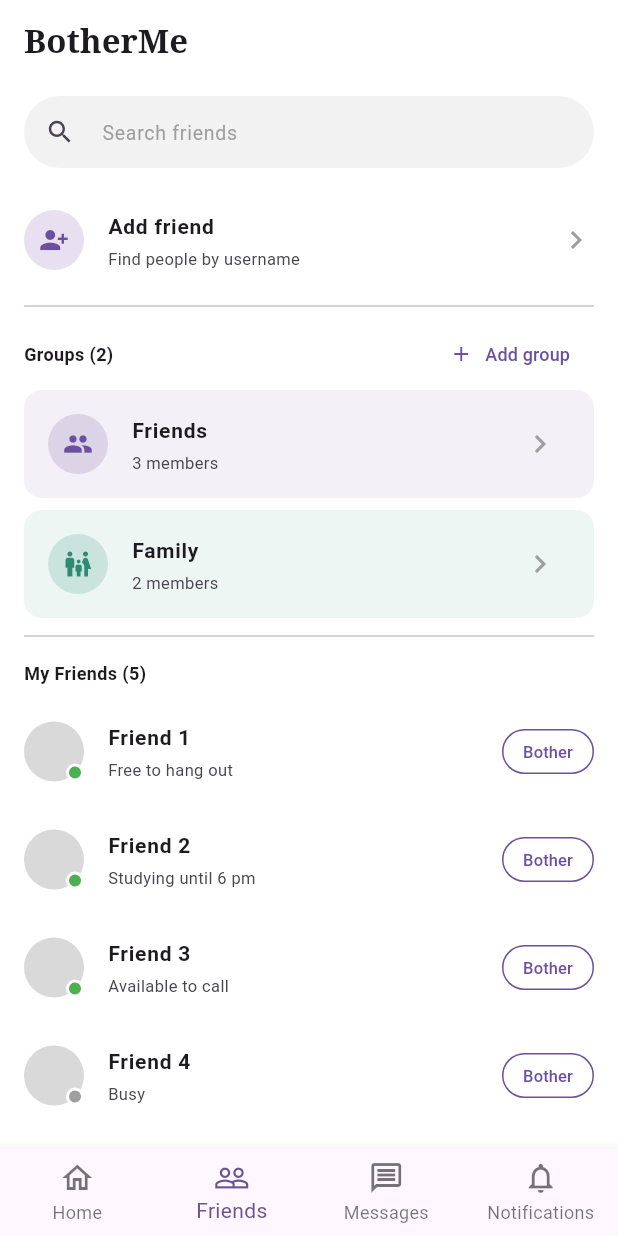
After one commit to botherme-cs222/botherme, a Flutter app: the FriendsList screen opened directly, on a phone screen of 412 x 824 dp. The commit adds this screen. Run offline on Flutter 3.47's test engine with Material 3 defaults, Android fonts, the phone set to English and light mode, and no system bars.

Commit message:
Add friends list page with groups and navigation functionality on friends list, notification, and messaging page

```diff
--- /dev/null
+++ b/bother_me/lib/pages/friends_list.dart
@@ -0,0 +1,250 @@
+import 'package:flutter/material.dart';
+import 'messages.dart';
+import 'notifications.dart';
+
+class Friend {
+  final String name;
+  final String status;
+  final bool online;
+
+  const Friend({required this.name, required this.status, this.online = false});
+}
+
+class Group {
+  final String name;
+  final int memberCount;
+  final IconData icon;
+  final Color color;
+
+  const Group({
+    required this.name,
+    required this.memberCount,
+    required this.icon,
+    required this.color,
+  });
+}
+
+class FriendsList extends StatelessWidget {
+  const FriendsList({super.key});
+
+  static const List<Friend> _friends = [
+    Friend(name: 'Friend 1', status: 'Free to hang out', online: true),
+    Friend(name: 'Friend 2', status: 'Studying until 6 pm', online: true),
+    Friend(name: 'Friend 3', status: 'Available to call', online: true),
+    Friend(name: 'Friend 4', status: 'Busy', online: false),
+    Friend(name: 'Friend 5', status: 'Last seen 1 day ago', online: false),
+  ];
+
+  static const List<Group> _groups = [
+    Group(
+      name: 'Friends',
+      memberCount: 3,
+      icon: Icons.people,
+      color: Color(0xFF6B4FA0),
+    ),
+    Group(
+      name: 'Family',
+      memberCount: 2,
+      icon: Icons.family_restroom,
+      color: Color(0xFF2E8B73),
+    ),
+  ];
+
+  @override
+  Widget build(BuildContext context) {
+    return Scaffold(
+      backgroundColor: Colors.white,
+      appBar: AppBar(
+        backgroundColor: Colors.white,
+        title: const Text(
+          'BotherMe',
+          style: TextStyle(fontFamily: 'serif', fontWeight: FontWeight.bold),
+        ),
+      ),
+      body: ListView(
+        padding: const EdgeInsets.symmetric(horizontal: 16),
+        children: [
+          const SizedBox(height: 8),
+
+          // Search bar
+          TextField(
+            decoration: InputDecoration(
+              hintText: 'Search friends',
+              hintStyle: const TextStyle(fontSize: 13, color: Colors.grey),
+              prefixIcon: const Icon(Icons.search, size: 20),
+              filled: true,
+              fillColor: const Color(0xFFF2F2F2),
+              contentPadding: const EdgeInsets.symmetric(vertical: 0),
+              border: OutlineInputBorder(
+                borderRadius: BorderRadius.circular(24),
+                borderSide: BorderSide.none,
+              ),
+            ),
+          ),
+          const SizedBox(height: 12),
+
+          // Add friend row (not functional yet)
+          ListTile(
+            contentPadding: EdgeInsets.zero,
+            leading: const CircleAvatar(
+              backgroundColor: Color(0xFFE8E0F0),
+              radius: 20,
+              child: Icon(Icons.person_add_alt_1, size: 20, color: Color(0xFF6B4FA0)),
+            ),
+            title: const Text(
+              'Add friend',
+              style: TextStyle(fontWeight: FontWeight.bold, fontSize: 14),
+            ),
+            subtitle: const Text('Find people by username', style: TextStyle(fontSize: 11)),
+            trailing: const Icon(Icons.chevron_right, color: Colors.grey),
+            onTap: () {},
+          ),
+          const Divider(),
+
+          // Groups header with Add group button (not functional yet)
+          Padding(
+            padding: const EdgeInsets.only(top: 4),
+            child: Row(
+              mainAxisAlignment: MainAxisAlignment.spaceBetween,
+              children: [
+                Text(
+                  'Groups (${_groups.length})',
+                  style: const TextStyle(fontWeight: FontWeight.bold, fontSize: 12),
+                ),
+                TextButton.icon(
+                  onPressed: () {},
+                  icon: const Icon(Icons.add, size: 16),
+                  label: const Text('Add group', style: TextStyle(fontSize: 12)),
+                  style: TextButton.styleFrom(
+                    foregroundColor: const Color(0xFF6B4FA0),
+                    visualDensity: VisualDensity.compact,
+                  ),
+                ),
+              ],
+            ),
+          ),
+
+          // Group tiles
+          ..._groups.map((group) => _GroupTile(group: group)),
+          const Divider(),
+
+          // Section header
+          Padding(
+            padding: const EdgeInsets.symmetric(vertical: 8),
+            child: Text(
+              'My Friends (${_friends.length})',
+              style: const TextStyle(fontWeight: FontWeight.bold, fontSize: 12),
+            ),
+          ),
+
+          // Friends
+          ..._friends.map((friend) => _FriendTile(friend: friend)),
+        ],
+      ),
+      bottomNavigationBar: BottomNavigationBar(
+        currentIndex: 1,
+        type: BottomNavigationBarType.fixed,
+        items: const [
+          BottomNavigationBarItem(icon: Icon(Icons.home_outlined), label: 'Home'),
+          BottomNavigationBarItem(icon: Icon(Icons.people_outline), label: 'Friends'),
+          BottomNavigationBarItem(icon: Icon(Icons.message_outlined), label: 'Messages'),
+          BottomNavigationBarItem(icon: Icon(Icons.notifications_outlined), label: 'Notifications'),
+        ],
+        onTap: (index) {
+          if (index == 2) {
+            Navigator.pushReplacement(
+              context,
+              MaterialPageRoute(builder: (_) => const MessagesScreen()),
+            );
+          } else if (index == 3) {
+            Navigator.pushReplacement(
+              context,
+              MaterialPageRoute(builder: (_) => const NotificationScreen()),
+            );
+          }
+        },
+      ),
+    );
+  }
+}
+
+class _FriendTile extends StatelessWidget {
+  final Friend friend;
+
+  const _FriendTile({required this.friend});
+
+  @override
+  Widget build(BuildContext context) {
+    return ListTile(
+      contentPadding: EdgeInsets.zero,
+      leading: Stack(
+        children: [
+          const CircleAvatar(backgroundColor: Color(0xFFD9D9D9), radius: 20),
+          Positioned(
+            right: 0,
+            bottom: 0,
+            child: Container(
+              width: 12,
+              height: 12,
+              decoration: BoxDecoration(
+                color: friend.online ? Colors.green : Colors.grey,
+                shape: BoxShape.circle,
+                border: Border.all(color: Colors.white, width: 2),
+              ),
+            ),
+          ),
+        ],
+      ),
+      title: Text(
+        friend.name,
+        style: const TextStyle(fontWeight: FontWeight.bold, fontSize: 14),
+      ),
+      subtitle: Text(friend.status, style: const TextStyle(fontSize: 11)),
+      trailing: OutlinedButton(
+        onPressed: () {},
+        style: OutlinedButton.styleFrom(
+          foregroundColor: const Color(0xFF6B4FA0),
+          side: const BorderSide(color: Color(0xFF6B4FA0)),
+          padding: const EdgeInsets.symmetric(horizontal: 14),
+          minimumSize: const Size(0, 30),
+          shape: RoundedRectangleBorder(borderRadius: BorderRadius.circular(16)),
+        ),
+        child: const Text('Bother', style: TextStyle(fontSize: 11)),
+      ),
+    );
+  }
+}
+
+class _GroupTile extends StatelessWidget {
+  final Group group;
+
+  const _GroupTile({required this.group});
+
+  @override
+  Widget build(BuildContext context) {
+    return Padding(
+      padding: const EdgeInsets.symmetric(vertical: 4),
+      child: ListTile(
+        tileColor: group.color.withValues(alpha: 0.08),
+        shape: RoundedRectangleBorder(
+          borderRadius: BorderRadius.circular(12),
+        ),
+        leading: CircleAvatar(
+          backgroundColor: group.color.withValues(alpha: 0.18),
+          radius: 20,
+          child: Icon(group.icon, size: 20, color: group.color),
+        ),
+        title: Text(
+          group.name,
+          style: const TextStyle(fontWeight: FontWeight.bold, fontSize: 14),
+        ),
+        subtitle: Text(
+          '${group.memberCount} members',
+          style: const TextStyle(fontSize: 11),
+        ),
+        trailing: const Icon(Icons.chevron_right, color: Colors.grey),
+        onTap: () {},
+      ),
+    );
+  }
+}
--- a/bother_me/lib/pages/messages.dart
+++ b/bother_me/lib/pages/messages.dart
@@ -1,6 +1,7 @@
 import 'package:flutter/material.dart';
 import 'notifications.dart';
 import 'messages_individual.dart';
+import 'friends_list.dart';
 
 void main() {
   runApp(const MaterialApp(
@@ -92,12 +93,19 @@ class MessagesScreen extends StatelessWidget {
           BottomNavigationBarItem(icon: Icon(Icons.notifications_outlined), label: 'Notifications'),
         ],
         onTap: (index) {
-          if (index == 3) {
+          if (index == 1) {
+            Navigator.pushReplacement(
+              context,
+              MaterialPageRoute(builder: (_) => const FriendsList()),
+            );
+          }
+          else if (index == 3) {
             Navigator.pushReplacement(
               context,
               MaterialPageRoute(builder: (_) => const NotificationScreen()),
             );
           }
+
         },
       ),
     );
--- a/bother_me/lib/pages/notifications.dart
+++ b/bother_me/lib/pages/notifications.dart
@@ -1,5 +1,6 @@
 import 'package:flutter/material.dart';
 import 'messages.dart';
+import 'friends_list.dart';
 
 void main() {
   runApp(const MaterialApp(
@@ -78,7 +79,12 @@ class NotificationScreen extends StatelessWidget {
           BottomNavigationBarItem(icon: Icon(Icons.notifications_outlined), label: 'Notifications'),
         ],
         onTap: (index) {
-          if (index == 2) {
+          if (index == 1) {
+            Navigator.pushReplacement(
+              context,
+              MaterialPageRoute(builder: (_) => const FriendsList()),
+            );
+          } else if (index == 2) {
             Navigator.pushReplacement(
               context,
               MaterialPageRoute(builder: (_) => const MessagesScreen()),
```
